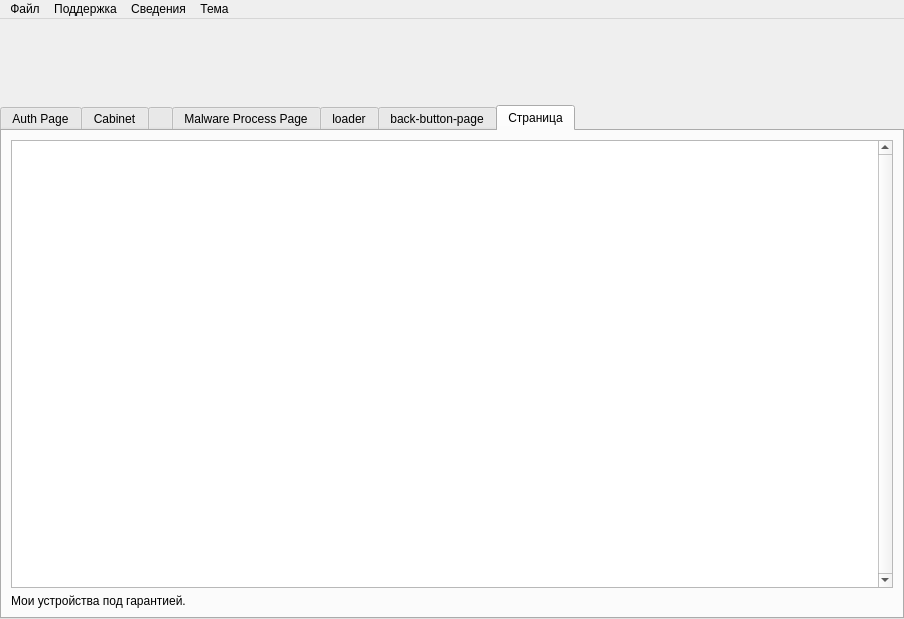
badcast/adskiller, file ui/mainwindow.ui: the form before one commit.
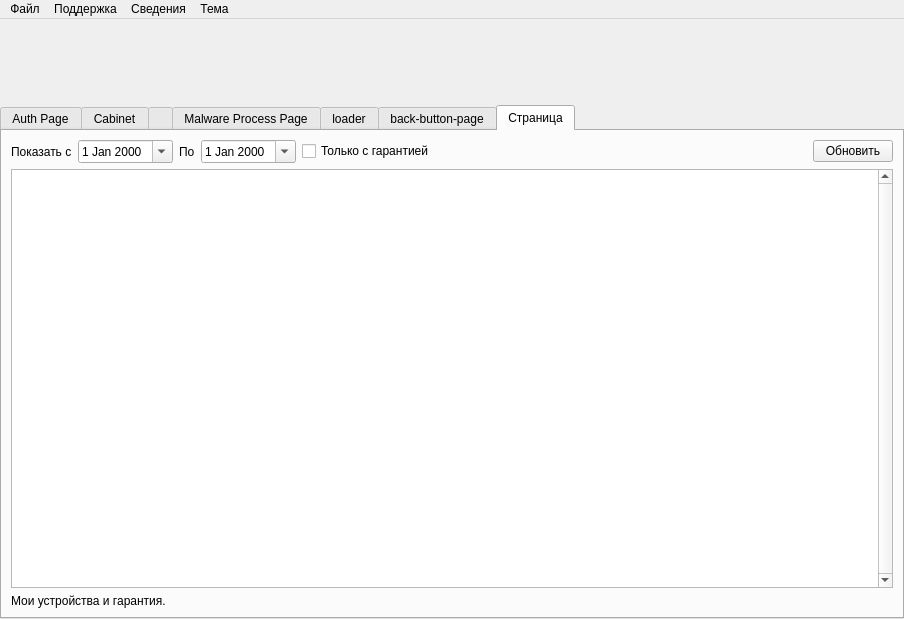
The form after the commit. Icons and pictures are not drawn.

Commit message: add: filter by date and fix service add: uuid for services Fix: loopback. Fix: Memory leak. Opt: Optimize code. Add: new service Ram Cleaner. Fix some bugs.

The edit to the form file:
```diff
--- a/ui/mainwindow.ui
+++ b/ui/mainwindow.ui
@@ -1627,17 +1627,68 @@
            <string>Страница</string>
           </attribute>
           <layout class="QVBoxLayout">
-            <item>
+           <item>
+            <layout class="QHBoxLayout" name="verticalLayout_2">
+             <item>
+              <widget class="QLabel" name="label_9">
+               <property name="text">
+                <string>Показать с</string>
+               </property>
+              </widget>
+             </item>
+             <item>
+              <widget class="QDateEdit" name="myDeviceFilterDateStart">
+               <property name="calendarPopup">
+                <bool>true</bool>
+               </property>
+              </widget>
+             </item>
+             <item>
+              <widget class="QLabel" name="label_10">
+               <property name="text">
+                <string>По</string>
+               </property>
+              </widget>
+             </item>
+             <item>
+              <widget class="QDateEdit" name="myDeviceFilterDateEnd">
+               <property name="calendarPopup">
+                <bool>true</bool>
+               </property>
+              </widget>
+             </item>
+             <item>
+              <widget class="QCheckBox" name="myDeviceQuaranteeFilter">
+               <property name="text">
+                <string>Только с гарантией</string>
+               </property>
+              </widget>
+             </item>
+             <item>
+              <spacer name="horizontalSpacer_4">
+               <property name="orientation">
+                <enum>Qt::Orientation::Horizontal</enum>
+               </property>
+               <property name="sizeHint" stdset="0">
+                <size>
+                 <width>40</width>
+                 <height>20</height>
+                </size>
+               </property>
+              </spacer>
+             </item>
+             <item>
+              <widget class="QPushButton" name="myDeviceSend">
+               <property name="text">
+                <string>Обновить</string>
+               </property>
+              </widget>
+             </item>
+            </layout>
+           </item>
+           <item>
             <widget class="QTableView" name="myDeviceActual">
-            <property name="geometry">
-              <rect>
-              <x>10</x>
-              <y>50</y>
-              <width>731</width>
-              <height>291</height>
-              </rect>
-            </property>
-            <property name="verticalScrollBarPolicy">
+             <property name="verticalScrollBarPolicy">
               <enum>Qt::ScrollBarPolicy::ScrollBarAlwaysOn</enum>
             </property>
             <property name="editTriggers">
@@ -1648,30 +1699,16 @@
             </property>
             <property name="sortingEnabled">
               <bool>true</bool>
-            </property>
-            <attribute name="horizontalHeaderCascadingSectionResizes">
-              <bool>true</bool>
-            </attribute>
-            <attribute name="horizontalHeaderStretchLastSection">
-              <bool>true</bool>
-            </attribute>
-            <attribute name="verticalHeaderCascadingSectionResizes">
-              <bool>true</bool>
-            </attribute>
-            </widget></item>
-            <item><widget class="QLabel" name="myDevicePageLabel">
-            <property name="geometry">
-              <rect>
-              <x>20</x>
-              <y>20</y>
-              <width>251</width>
-              <height>18</height>
-              </rect>
-            </property>
-            <property name="text">
-              <string>Мои устройства под гарантией.</string>
-            </property>
-            </widget></item>
+             </property>
+            </widget>
+           </item>
+           <item>
+            <widget class="QLabel" name="myDevicePageLabel">
+             <property name="text">
+              <string>Мои устройства и гарантия.</string>
+             </property>
+            </widget>
+           </item>
           </layout>
          </widget>
         </widget>
```
Left out of the diff: 18 changed lines with no effect on the pictures. The commit also changes 16 other files.
